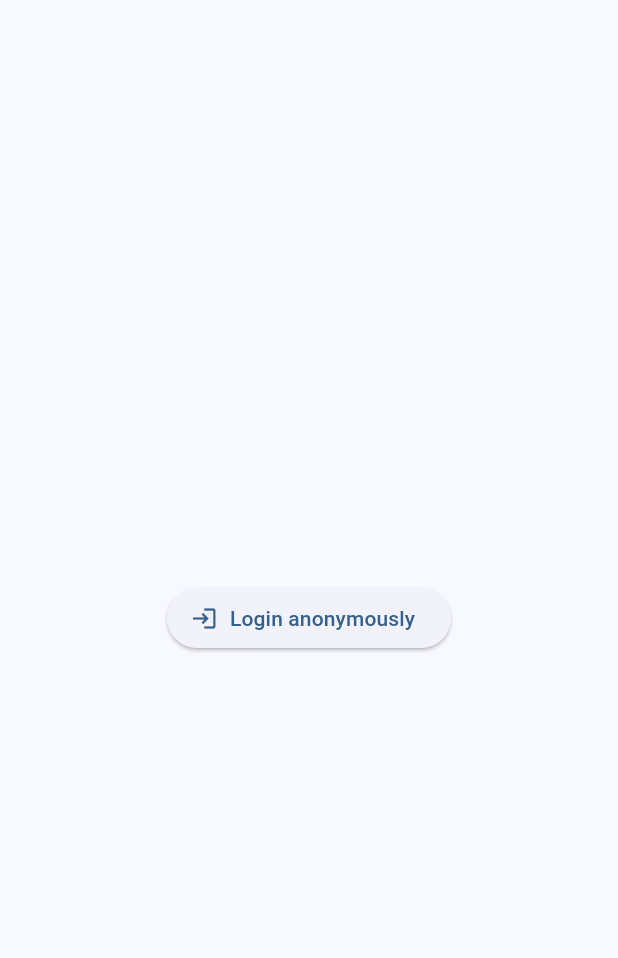
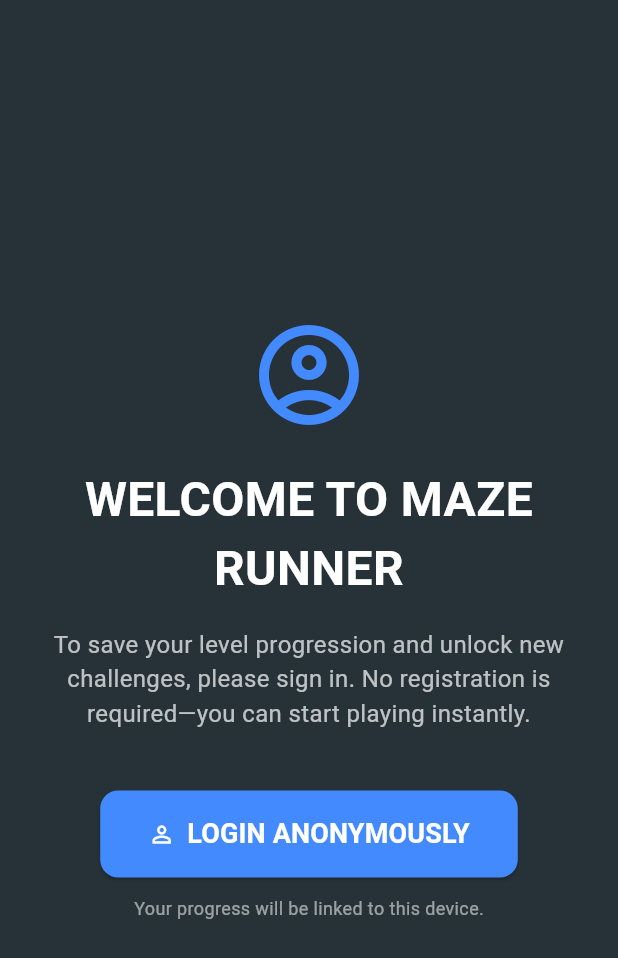
Before and after one commit to vikstrr1/maze-game, a Flutter app: the screen it shows after launch, on a phone screen of 412 x 824 dp. Shown: the top 958 px of the screen. Run offline on Flutter 3.47's test engine with Material 3 defaults, Android fonts, the phone set to English and light mode, and no system bars; our stand-ins replace cloud_firestore, firebase_auth, firebase_core, get; missing offline and left inert: flame; accounts and stored records are empty; statements that could not run were skipped.

Commit message:
style login screen

```diff
--- a/lib/src/screens/login_screen.dart
+++ b/lib/src/screens/login_screen.dart
@@ -5,19 +5,70 @@ import '../controllers/user_controller.dart';
 class LoginScreen extends StatelessWidget {
   final userController = Get.find<UserController>();
 
+  LoginScreen({super.key});
+
   @override
   Widget build(BuildContext context) {
     return Scaffold(
+      backgroundColor: Colors.blueGrey[900],
       body: Center(
+        child: ConstrainedBox(
+          constraints: const BoxConstraints(maxWidth: 600),
+          child: Padding(
+            padding: const EdgeInsets.all(24.0),
             child: Column(
               mainAxisAlignment: MainAxisAlignment.center,
               children: [
+                const Icon(
+                  Icons.account_circle_outlined,
+                  size: 80,
+                  color: Colors.blueAccent,
+                ),
+                const SizedBox(height: 20),
+                const Text(
+                  'WELCOME TO MAZE RUNNER',
+                  textAlign: TextAlign.center,
+                  style: TextStyle(
+                    fontSize: 32,
+                    fontWeight: FontWeight.bold,
+                    color: Colors.white,
+                  ),
+                ),
+                const SizedBox(height: 16),
+                const Text(
+                  'To save your level progression and unlock new challenges, please sign in. '
+                  'No registration is required—you can start playing instantly.',
+                  textAlign: TextAlign.center,
+                  style: TextStyle(
+                    fontSize: 16,
+                    color: Colors.white70,
+                  ),
+                ),
+                const SizedBox(height: 40),
                 ElevatedButton.icon(
-              icon: const Icon(Icons.login),
-              label: const Text('Login anonymously'),
+                  style: ElevatedButton.styleFrom(
+                    backgroundColor: Colors.blueAccent,
+                    foregroundColor: Colors.white,
+                    padding: const EdgeInsets.symmetric(horizontal: 32, vertical: 16),
+                    shape: RoundedRectangleBorder(
+                      borderRadius: BorderRadius.circular(12),
+                    ),
+                  ),
+                  icon: const Icon(Icons.person_outline),
+                  label: const Text(
+                    'LOGIN ANONYMOUSLY',
+                    style: TextStyle(fontSize: 18, fontWeight: FontWeight.bold),
+                  ),
                   onPressed: () => userController.loginAnonymously(),
                 ),
+                const SizedBox(height: 12),
+                const Text(
+                  'Your progress will be linked to this device.',
+                  style: TextStyle(color: Colors.white54, fontSize: 12),
+                ),
               ],
+            ),
+          ),
         ),
       ),
     );
```
Lines whose indentation alone changed are shown as unchanged.
